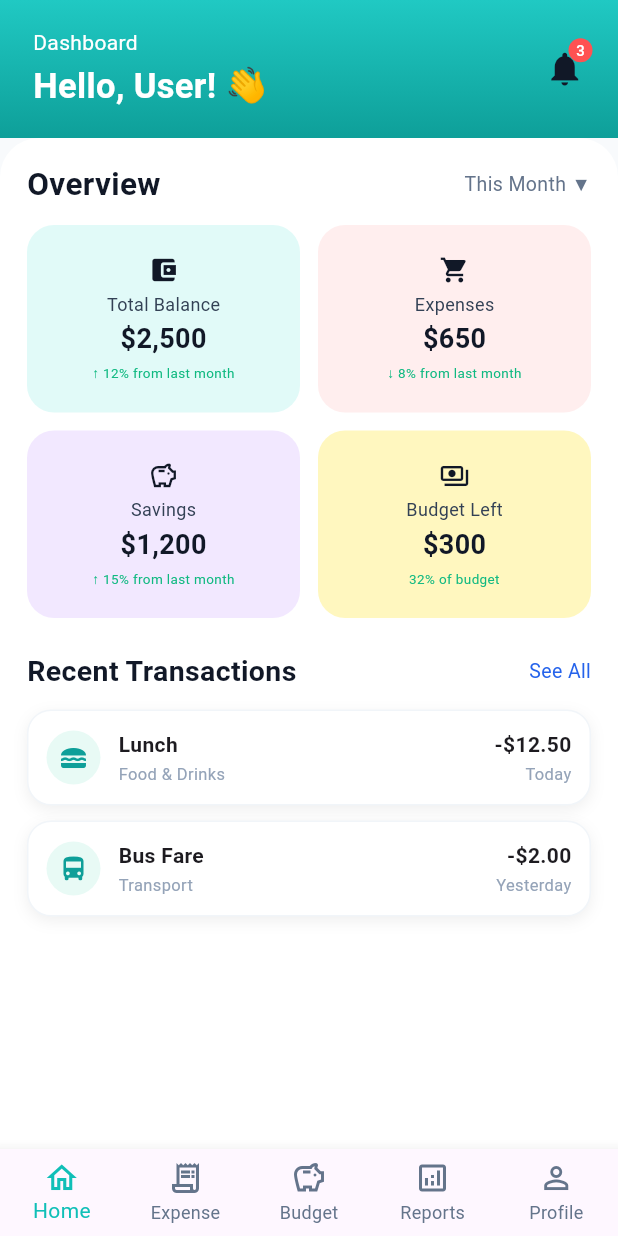
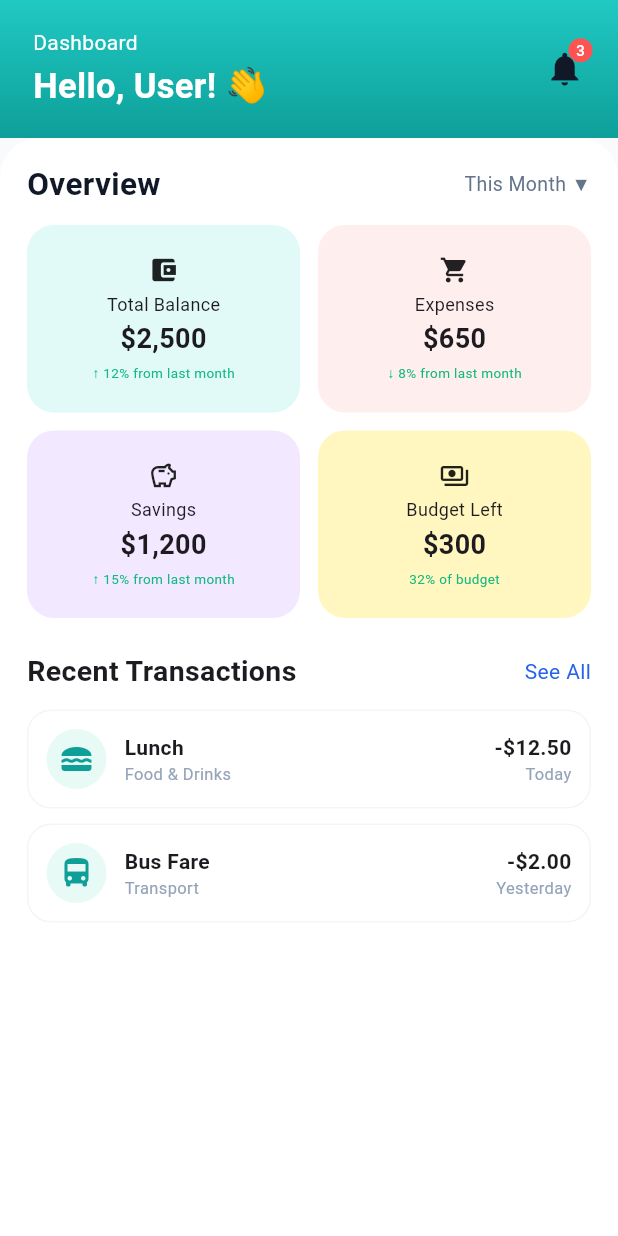
Before and after one commit to passang96/Student-Financial-Assistant-and-Savings-App, a Flutter app: the DashboardScreen screen opened directly, on a phone screen of 412 x 824 dp. Run offline on Flutter 3.47's test engine with Material 3 defaults, Android fonts, the phone set to English and light mode, and no system bars; our stand-ins replace firebase_auth, firebase_core; accounts and stored records are empty; Roboto replaces fonts that are missing (Arial).

Commit message:
changes in navigation bars

```diff
--- a/lib/screens/dashboard/dashboard_screen.dart
+++ b/lib/screens/dashboard/dashboard_screen.dart
@@ -15,12 +15,10 @@ class DashboardScreen extends StatelessWidget {
 
     return Scaffold(
       backgroundColor: const Color(0xFFF8FAFC),
-
       body: SafeArea(
         child: Column(
           children: [
             _buildHeader(displayName),
-
             Expanded(
               child: Container(
                 width: double.infinity,
@@ -34,17 +32,11 @@ class DashboardScreen extends StatelessWidget {
                     crossAxisAlignment: CrossAxisAlignment.start,
                     children: [
                       _buildOverviewHeader(),
-
                       const SizedBox(height: 12),
-
                       _buildOverviewCards(),
-
                       const SizedBox(height: 22),
-
                       _buildTransactionsHeader(),
-
                       const SizedBox(height: 12),
-
                       _buildTransaction(
                         icon: Icons.lunch_dining,
                         title: 'Lunch',
@@ -52,9 +44,7 @@ class DashboardScreen extends StatelessWidget {
                         amount: '-\$12.50',
                         date: 'Today',
                       ),
-
                       const SizedBox(height: 10),
-
                       _buildTransaction(
                         icon: Icons.directions_bus,
                         title: 'Bus Fare',
@@ -70,14 +60,8 @@ class DashboardScreen extends StatelessWidget {
           ],
         ),
       ),
-
-      bottomNavigationBar: _buildBottomNavigation(),
     );
   }
-
-  // =========================================================
-  // HEADER
-  // =========================================================
 
   Widget _buildHeader(String displayName) {
     return Container(
@@ -100,9 +84,7 @@ class DashboardScreen extends StatelessWidget {
                   'Dashboard',
                   style: TextStyle(color: Colors.white, fontSize: 14),
                 ),
-
                 const SizedBox(height: 3),
-
                 Text(
                   'Hello, $displayName! 👋',
                   maxLines: 1,
@@ -116,14 +98,10 @@ class DashboardScreen extends StatelessWidget {
               ],
             ),
           ),
-
-          const SizedBox(width: 12),
-
           const Stack(
             clipBehavior: Clip.none,
             children: [
               Icon(Icons.notifications, color: Color(0xFF111827), size: 27),
-
               Positioned(
                 right: -5,
                 top: -7,
@@ -143,10 +121,6 @@ class DashboardScreen extends StatelessWidget {
     );
   }
 
-  // =========================================================
-  // OVERVIEW
-  // =========================================================
-
   Widget _buildOverviewHeader() {
     return const Row(
       mainAxisAlignment: MainAxisAlignment.spaceBetween,
@@ -159,7 +133,6 @@ class DashboardScreen extends StatelessWidget {
             color: Color(0xFF111827),
           ),
         ),
-
         Text(
           'This Month ▼',
           style: TextStyle(color: Color(0xFF64748B), fontSize: 13),
@@ -173,11 +146,6 @@ class DashboardScreen extends StatelessWidget {
       builder: (context, constraints) {
         final double availableWidth = constraints.maxWidth;
 
-        // Mobile:
-        // 2 cards per row.
-        //
-        // Wider Chrome/Desktop preview:
-        // Keep cards small instead of stretching across the screen.
         final bool isWideScreen = availableWidth >= 700;
 
         final double cardWidth = isWideScreen ? 280 : (availableWidth - 12) / 2;
@@ -185,7 +153,6 @@ class DashboardScreen extends StatelessWidget {
         return Wrap(
           spacing: 12,
           runSpacing: 12,
-          alignment: isWideScreen ? WrapAlignment.start : WrapAlignment.center,
           children: [
             SizedBox(
               width: cardWidth,
@@ -198,7 +165,6 @@ class DashboardScreen extends StatelessWidget {
                 background: Color(0xFFE1FAF8),
               ),
             ),
-
             SizedBox(
               width: cardWidth,
               height: 125,
@@ -210,7 +176,6 @@ class DashboardScreen extends StatelessWidget {
                 background: Color(0xFFFFEEEE),
               ),
             ),
-
             SizedBox(
               width: cardWidth,
               height: 125,
@@ -222,7 +187,6 @@ class DashboardScreen extends StatelessWidget {
                 background: Color(0xFFF2E8FF),
               ),
             ),
-
             SizedBox(
               width: cardWidth,
               height: 125,
@@ -240,27 +204,15 @@ class DashboardScreen extends StatelessWidget {
     );
   }
 
-  // =========================================================
-  // TRANSACTIONS
-  // =========================================================
-
   Widget _buildTransactionsHeader() {
     return const Row(
       mainAxisAlignment: MainAxisAlignment.spaceBetween,
       children: [
         Text(
           'Recent Transactions',
-          style: TextStyle(
-            fontSize: 19,
-            fontWeight: FontWeight.bold,
-            color: Color(0xFF111827),
-          ),
+          style: TextStyle(fontSize: 19, fontWeight: FontWeight.bold),
         ),
-
-        Text(
-          'See All',
-          style: TextStyle(color: Color(0xFF2563EB), fontSize: 13),
-        ),
+        Text('See All', style: TextStyle(color: Color(0xFF2563EB))),
       ],
     );
   }
@@ -278,24 +230,14 @@ class DashboardScreen extends StatelessWidget {
         color: Colors.white,
         borderRadius: BorderRadius.circular(16),
         border: Border.all(color: const Color(0xFFF1F5F9)),
-        boxShadow: const [
-          BoxShadow(
-            color: Color(0x10000000),
-            blurRadius: 8,
-            offset: Offset(0, 3),
-          ),
-        ],
       ),
       child: Row(
         children: [
           CircleAvatar(
-            radius: 18,
             backgroundColor: const Color(0xFFE8FAF5),
-            child: Icon(icon, color: const Color(0xFF0E9F99), size: 20),
+            child: Icon(icon, color: const Color(0xFF0E9F99)),
           ),
-
           const SizedBox(width: 12),
-
           Expanded(
             child: Column(
               crossAxisAlignment: CrossAxisAlignment.start,
@@ -304,9 +246,6 @@ class DashboardScreen extends StatelessWidget {
                   title,
                   style: const TextStyle(fontWeight: FontWeight.bold),
                 ),
-
-                const SizedBox(height: 2),
-
                 Text(
                   category,
                   style: const TextStyle(
@@ -317,14 +256,10 @@ class DashboardScreen extends StatelessWidget {
               ],
             ),
           ),
-
           Column(
             crossAxisAlignment: CrossAxisAlignment.end,
             children: [
               Text(amount, style: const TextStyle(fontWeight: FontWeight.bold)),
-
-              const SizedBox(height: 2),
-
               Text(
                 date,
                 style: const TextStyle(color: Color(0xFF94A3B8), fontSize: 11),
@@ -335,48 +270,7 @@ class DashboardScreen extends StatelessWidget {
       ),
     );
   }
-
-  // =========================================================
-  // BOTTOM NAVIGATION
-  // =========================================================
-
-  Widget _buildBottomNavigation() {
-    return BottomNavigationBar(
-      currentIndex: 0,
-      type: BottomNavigationBarType.fixed,
-      selectedItemColor: const Color(0xFF10BFB7),
-      unselectedItemColor: const Color(0xFF64748B),
-
-      items: const [
-        BottomNavigationBarItem(icon: Icon(Icons.home_outlined), label: 'Home'),
-
-        BottomNavigationBarItem(
-          icon: Icon(Icons.receipt_long_outlined),
-          label: 'Expense',
-        ),
-
-        BottomNavigationBarItem(
-          icon: Icon(Icons.savings_outlined),
-          label: 'Budget',
-        ),
-
-        BottomNavigationBarItem(
-          icon: Icon(Icons.analytics_outlined),
-          label: 'Reports',
-        ),
-
-        BottomNavigationBarItem(
-          icon: Icon(Icons.person_outline),
-          label: 'Profile',
-        ),
-      ],
-    );
-  }
 }
-
-// =============================================================
-// OVERVIEW CARD
-// =============================================================
 
 class _OverviewCard extends StatelessWidget {
   const _OverviewCard({
@@ -396,7 +290,7 @@ class _OverviewCard extends StatelessWidget {
   @override
   Widget build(BuildContext context) {
     return Container(
-      padding: const EdgeInsets.symmetric(horizontal: 12, vertical: 10),
+      padding: const EdgeInsets.all(10),
       decoration: BoxDecoration(
         color: background,
         borderRadius: BorderRadius.circular(18),
@@ -404,35 +298,19 @@ class _OverviewCard extends StatelessWidget {
       child: Column(
         mainAxisAlignment: MainAxisAlignment.center,
         children: [
-          Icon(icon, size: 20, color: const Color(0xFF111827)),
-
+          Icon(icon, size: 20),
           const SizedBox(height: 4),
-
-          Text(
-            title,
-            maxLines: 1,
-            overflow: TextOverflow.ellipsis,
-            style: const TextStyle(fontSize: 12, color: Color(0xFF334155)),
-          ),
-
+          Text(title, style: const TextStyle(fontSize: 12)),
           const SizedBox(height: 2),
-
           Text(
             value,
-            style: const TextStyle(
-              fontSize: 18,
-              fontWeight: FontWeight.bold,
-              color: Color(0xFF111827),
-            ),
+            style: const TextStyle(fontSize: 18, fontWeight: FontWeight.bold),
           ),
-
           const SizedBox(height: 3),
-
           Text(
             footer,
             maxLines: 1,
             overflow: TextOverflow.ellipsis,
-            textAlign: TextAlign.center,
             style: const TextStyle(color: Color(0xFF10B981), fontSize: 9),
           ),
         ],
```
Also changed, not shown: lib/screens/login_screen.dart (+31 -66 lines), lib/screens/main_navigation_screen.dart (+90 -0 lines), lib/firebase_options.dart.
